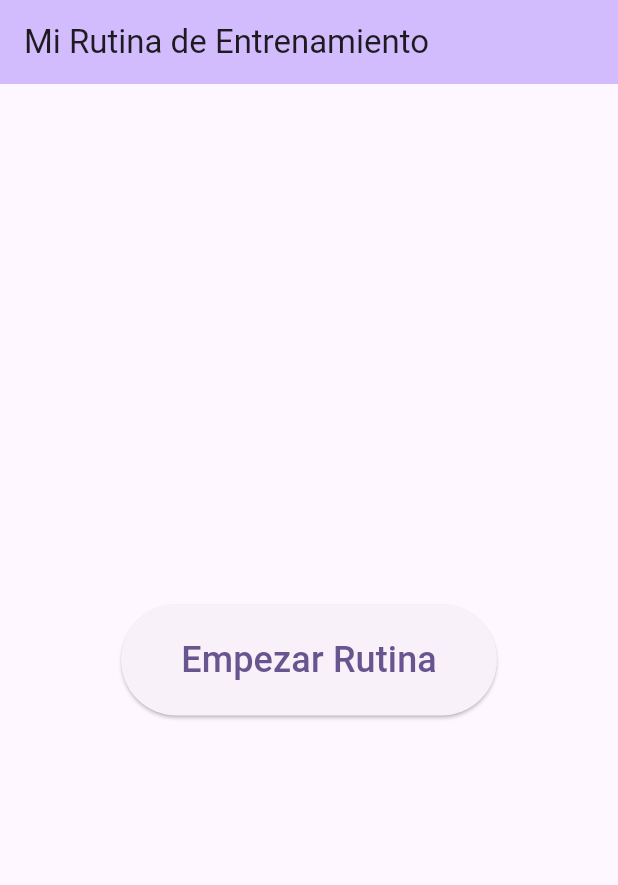
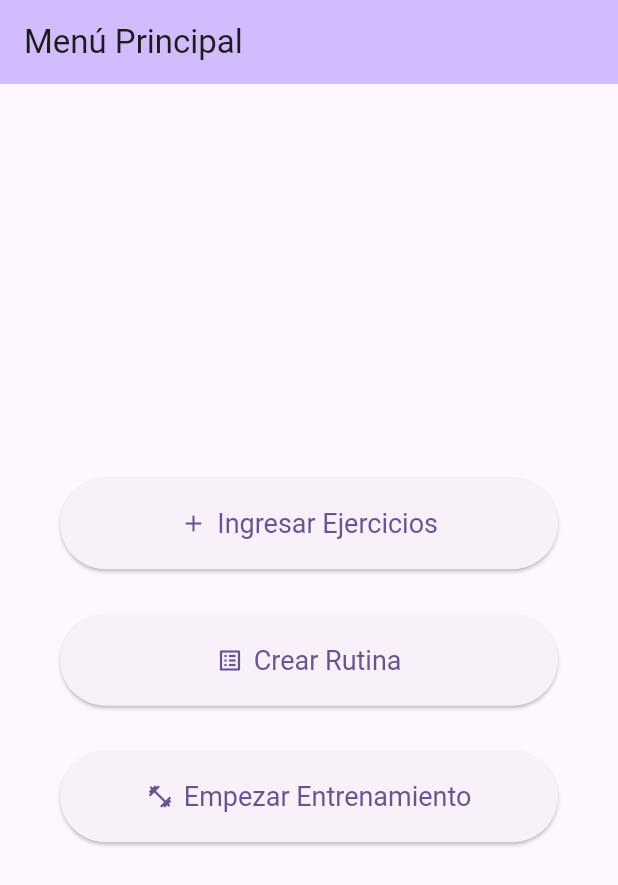
Before and after one commit to could-ai/019a5199-d0dc-76a0-a540-e7dd684e7201, a Flutter app: the screen it shows after launch, on a phone screen of 412 x 824 dp. Shown: the top 885 px of the screen. Run offline on Flutter 3.47's test engine with Material 3 defaults, Android fonts, the phone set to English and light mode, and no system bars; our stand-ins replace audioplayers, flutter_tts.

Commit message:
He modificado el archivo `main.dart` para que la pantalla de inicio de la aplicación ya no sea directamente la pantalla de entrenamiento, sino la nueva pantalla de menú principal (`HomeScreen`) que acabo de crear.; He creado la nueva pantalla principal `HomeScreen`. Esta pantalla contiene un menú con tres botones grandes y claros, cada uno con un icono, que corresponden a los tres módulos que solicitaste: 'Ingresar Ejercicios', 'Crear Rutina' y 'Empezar Entrenamiento'. Cada botón está programado para navegar a su respectiva pantalla.; He creado la pantalla para el primer módulo, `ExerciseInputScreen`. Por ahora, es una pantalla de marcador de posición que indica claramente su propósito: permitir al usuario añadir nuevos ejercicios a la aplicación. La funcionalidad de ingreso de datos se añadirá en el futuro.; He creado la pantalla para el segundo módulo, `RoutineSelectionScreen`. Al igual que la anterior, es una pantalla de marcador de posición que explica que aquí es donde el usuario podrá elegir ejercicios de la lista general para armar su entrenamiento del día.

```diff
--- a/usr/lib/main.dart
+++ b/usr/lib/main.dart
@@ -1,5 +1,5 @@
 import 'package:flutter/material.dart';
-import 'screens/workout_screen.dart';
+import 'screens/home_screen.dart';
 
 void main() {
   runApp(const MyApp());
@@ -17,7 +17,7 @@ class MyApp extends StatelessWidget {
         colorScheme: ColorScheme.fromSeed(seedColor: Colors.deepPurple),
         useMaterial3: true,
       ),
-      home: const WorkoutScreen(),
+      home: const HomeScreen(),
     );
   }
 }
--- /dev/null
+++ b/usr/lib/screens/home_screen.dart
@@ -0,0 +1,79 @@
+import 'package:flutter/material.dart';
+import 'screens/exercise_input_screen.dart';
+import 'screens/routine_selection_screen.dart';
+import 'screens/workout_screen.dart';
+
+class HomeScreen extends StatelessWidget {
+  const HomeScreen({super.key});
+
+  @override
+  Widget build(BuildContext context) {
+    return Scaffold(
+      appBar: AppBar(
+        title: const Text("Menú Principal"),
+        backgroundColor: Theme.of(context).colorScheme.inversePrimary,
+      ),
+      body: Center(
+        child: Column(
+          mainAxisAlignment: MainAxisAlignment.center,
+          crossAxisAlignment: CrossAxisAlignment.stretch,
+          children: <Widget>[
+            Padding(
+              padding: const EdgeInsets.symmetric(horizontal: 40.0),
+              child: ElevatedButton.icon(
+                icon: const Icon(Icons.add),
+                onPressed: () {
+                  Navigator.push(
+                    context,
+                    MaterialPageRoute(builder: (context) => const ExerciseInputScreen()),
+                  );
+                },
+                style: ElevatedButton.styleFrom(
+                  padding: const EdgeInsets.symmetric(vertical: 20),
+                  textStyle: const TextStyle(fontSize: 18),
+                ),
+                label: const Text("Ingresar Ejercicios"),
+              ),
+            ),
+            const SizedBox(height: 30),
+            Padding(
+              padding: const EdgeInsets.symmetric(horizontal: 40.0),
+              child: ElevatedButton.icon(
+                icon: const Icon(Icons.list_alt),
+                onPressed: () {
+                  Navigator.push(
+                    context,
+                    MaterialPageRoute(builder: (context) => const RoutineSelectionScreen()),
+                  );
+                },
+                style: ElevatedButton.styleFrom(
+                  padding: const EdgeInsets.symmetric(vertical: 20),
+                  textStyle: const TextStyle(fontSize: 18),
+                ),
+                label: const Text("Crear Rutina"),
+              ),
+            ),
+            const SizedBox(height: 30),
+            Padding(
+              padding: const EdgeInsets.symmetric(horizontal: 40.0),
+              child: ElevatedButton.icon(
+                icon: const Icon(Icons.fitness_center),
+                onPressed: () {
+                  Navigator.push(
+                    context,
+                    MaterialPageRoute(builder: (context) => const WorkoutScreen()),
+                  );
+                },
+                style: ElevatedButton.styleFrom(
+                  padding: const EdgeInsets.symmetric(vertical: 20),
+                  textStyle: const TextStyle(fontSize: 18),
+                ),
+                label: const Text("Empezar Entrenamiento"),
+              ),
+            ),
+          ],
+        ),
+      ),
+    );
+  }
+}
```
Also changed, not shown: usr/lib/screens/exercise_input_screen.dart (added, +24 -0 lines), usr/lib/screens/routine_selection_screen.dart (added, +24 -0 lines).
